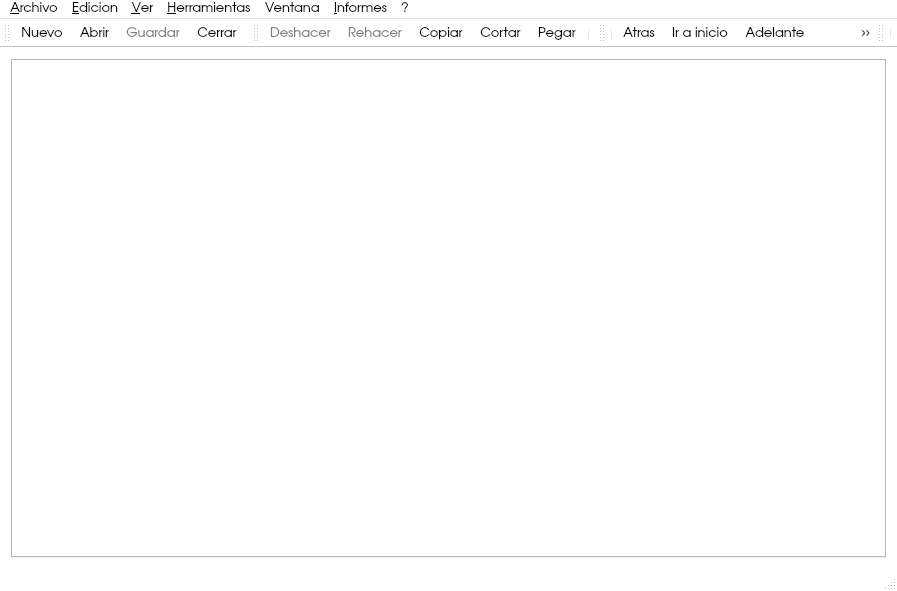
Qt form Ui/mainwindow.ui (exodehm/SDMed) before a commit.
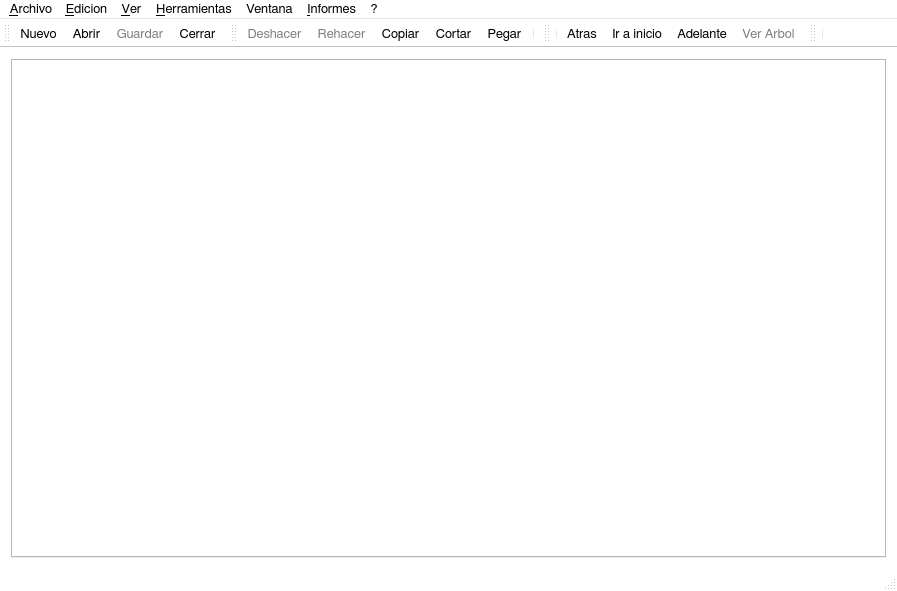
The same form after that commit. Icons and pictures are not drawn.

The edit to the form file:
```diff
--- a/Ui/mainwindow.ui
+++ b/Ui/mainwindow.ui
@@ -427,7 +427,7 @@
   </property>
   <property name="font">
    <font>
-    <family>URW Gothic L</family>
+    <family>FreeSans</family>
     <pointsize>10</pointsize>
     <weight>50</weight>
     <italic>false</italic>
@@ -462,7 +462,7 @@
      <x>0</x>
      <y>0</y>
      <width>897</width>
-     <height>27</height>
+     <height>25</height>
     </rect>
    </property>
    <widget class="QMenu" name="menuArchivo">
```
